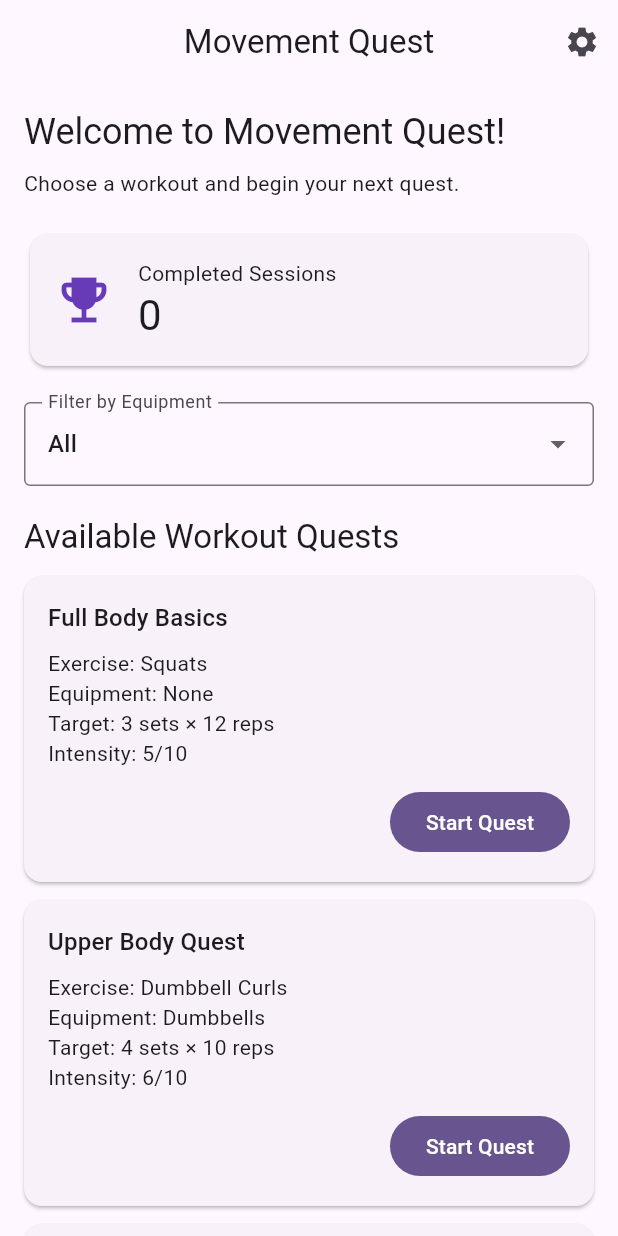
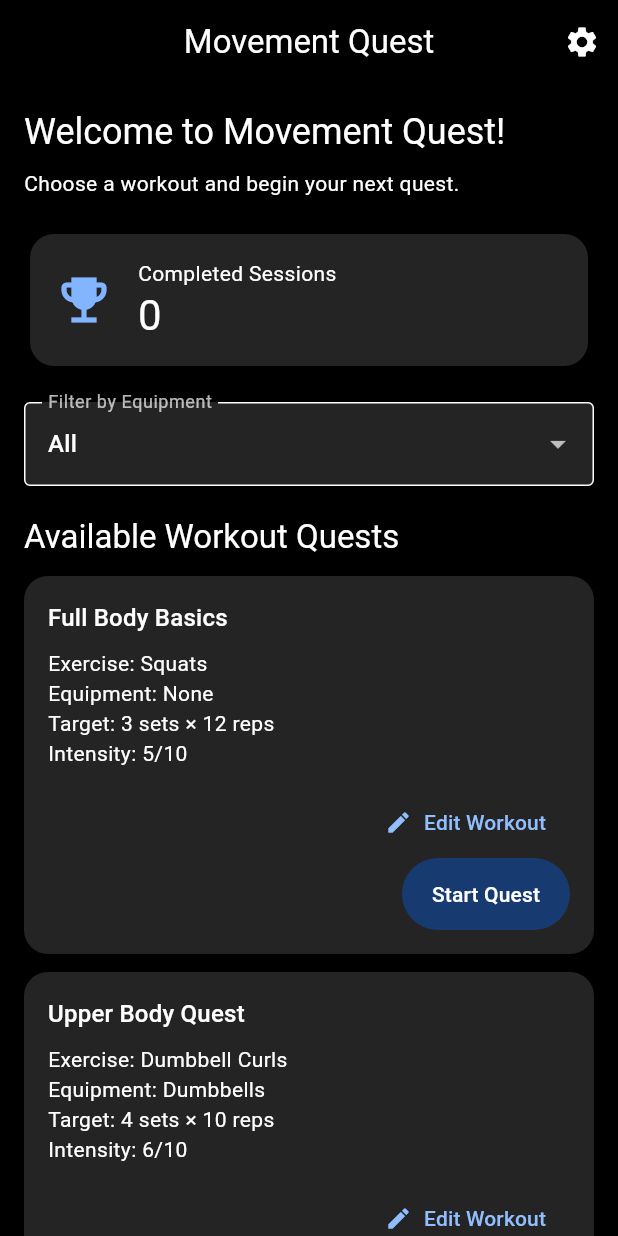
Before and after one commit to ma1gnan/MovementQuest_Project1, a Flutter app: the screen it shows after launch, on a phone screen of 412 x 824 dp. Run offline on Flutter 3.47's test engine with Material 3 defaults, Android fonts, the light colour scheme and no system bars.

Commit message:
Create new workout page

```diff
--- a/lib/main.dart
+++ b/lib/main.dart
@@ -1,44 +1,98 @@
 import 'package:flutter/material.dart';
+
+import 'models/workout_plan.dart';
+import 'screens/workout_form_screen.dart';
 
 void main() {
   runApp(const MovementQuestApp());
 }
 
 // Main application shell
+
 class MovementQuestApp extends StatelessWidget {
   const MovementQuestApp({super.key});
 
   @override
   Widget build(BuildContext context) {
+    const darkBlue = Color(0xFF173B70);
+    const darkGrey = Color(0xFF242424);
+
     return MaterialApp(
       title: 'Movement Quest',
       debugShowCheckedModeBanner: false,
       theme: ThemeData(
-        colorScheme: ColorScheme.fromSeed(seedColor: Colors.deepPurple),
         useMaterial3: true,
+        brightness: Brightness.dark,
+
+        colorScheme: const ColorScheme.dark(
+          primary: darkBlue,
+          onPrimary: Colors.white,
+          secondary: Color(0xFF82B4FF),
+          surface: Colors.black,
+          onSurface: Colors.white,
+        ),
+
+        scaffoldBackgroundColor: Colors.black,
+        canvasColor: Colors.black,
+        cardColor: darkGrey,
+
+        appBarTheme: const AppBarTheme(
+          backgroundColor: Colors.black,
+          foregroundColor: Colors.white,
+          centerTitle: true,
+        ),
+
+        cardTheme: CardThemeData(
+          color: darkGrey,
+          elevation: 0,
+          shape: RoundedRectangleBorder(
+            borderRadius: BorderRadius.circular(16),
+          ),
+        ),
+
+        filledButtonTheme: FilledButtonThemeData(
+          style: FilledButton.styleFrom(
+            backgroundColor: darkBlue,
+            foregroundColor: Colors.white,
+            padding: const EdgeInsets.symmetric(horizontal: 20, vertical: 14),
+          ),
+        ),
+
+        elevatedButtonTheme: ElevatedButtonThemeData(
+          style: ElevatedButton.styleFrom(
+            backgroundColor: darkBlue,
+            foregroundColor: Colors.white,
+            padding: const EdgeInsets.symmetric(horizontal: 20, vertical: 14),
+          ),
+        ),
+
+        textButtonTheme: TextButtonThemeData(
+          style: TextButton.styleFrom(foregroundColor: const Color(0xFF91BEFF)),
+        ),
+
+        outlinedButtonTheme: OutlinedButtonThemeData(
+          style: OutlinedButton.styleFrom(
+            foregroundColor: Colors.white,
+            side: const BorderSide(color: Color(0xFF5579AD)),
+          ),
+        ),
+
+        inputDecorationTheme: InputDecorationThemeData(
+          filled: true,
+          fillColor: darkGrey,
+          labelStyle: const TextStyle(color: Colors.white70),
+          border: OutlineInputBorder(borderRadius: BorderRadius.circular(12)),
+        ),
+
+        sliderTheme: const SliderThemeData(
+          activeTrackColor: Color(0xFF82B4FF),
+          thumbColor: Color(0xFF82B4FF),
+          inactiveTrackColor: Color(0xFF555555),
+        ),
       ),
       home: const WorkoutDashboard(),
     );
   }
-}
-
-// Sample workout data
-class WorkoutPlan {
-  final String name;
-  final String exercise;
-  final String equipment;
-  final int sets;
-  final int reps;
-  final int intensity;
-
-  const WorkoutPlan({
-    required this.name,
-    required this.exercise,
-    required this.equipment,
-    required this.sets,
-    required this.reps,
-    required this.intensity,
-  });
 }
 
 // Dashboard with changing filter state
@@ -52,7 +106,7 @@ class WorkoutDashboard extends StatefulWidget {
 class _WorkoutDashboardState extends State<WorkoutDashboard> {
   String selectedEquipment = 'All';
 
-  final List<WorkoutPlan> workouts = const [
+  final List<WorkoutPlan> workouts = [
     WorkoutPlan(
       name: 'Full Body Basics',
       exercise: 'Squats',
@@ -85,6 +139,39 @@ class _WorkoutDashboardState extends State<WorkoutDashboard> {
   void showComingSoon(String feature) {
     ScaffoldMessenger.of(context)
         .showSnackBar(SnackBar(content: Text('$feature will be added next.')));
+  }
+
+  Future<void> _openWorkoutForm({WorkoutPlan? existingPlan}) async {
+    final result = await Navigator.push<WorkoutPlan>(
+      context,
+      MaterialPageRoute(
+        builder: (context) => WorkoutFormScreen(existingPlan: existingPlan),
+      ),
+    );
+
+    if (!mounted || result == null) return;
+
+    setState(() {
+      if (existingPlan == null) {
+        workouts.add(result);
+      } else {
+        final index = workouts.indexOf(existingPlan);
+
+        if (index != -1) {
+          workouts[index] = result;
+        }
+      }
+    });
+
+    ScaffoldMessenger.of(context).showSnackBar(
+      SnackBar(
+        content: Text(
+          existingPlan == null
+              ? 'Workout created successfully!'
+              : 'Workout updated successfully!',
+        ),
+      ),
+    );
   }
 
   @override
@@ -126,7 +213,7 @@ class _WorkoutDashboardState extends State<WorkoutDashboard> {
                   const Icon(
                     Icons.emoji_events,
                     size: 40,
-                    color: Colors.deepPurple,
+                    color: Color(0xFF82B4FF),
                   ),
                   const SizedBox(width: 16),
                   Column(
@@ -192,13 +279,14 @@ class _WorkoutDashboardState extends State<WorkoutDashboard> {
             (workout) => WorkoutCard(
               workout: workout,
               onStart: () => showComingSoon('${workout.name} workout tracking'),
+              onEdit: () => _openWorkoutForm(existingPlan: workout),
             ),
           ),
 
           const SizedBox(height: 20),
 
           ElevatedButton.icon(
-            onPressed: () => showComingSoon('Create Workout'),
+            onPressed: () => _openWorkoutForm(),
             icon: const Icon(Icons.add),
             label: const Text('Create New Workout'),
           ),
@@ -214,12 +302,17 @@ class _WorkoutDashboardState extends State<WorkoutDashboard> {
   }
 }
 
-// Reusable stateless display widget
 class WorkoutCard extends StatelessWidget {
   final WorkoutPlan workout;
   final VoidCallback onStart;
+  final VoidCallback onEdit;
 
-  const WorkoutCard({super.key, required this.workout, required this.onStart});
+  const WorkoutCard({
+    super.key,
+    required this.workout,
+    required this.onStart,
+    required this.onEdit,
+  });
 
   @override
   Widget build(BuildContext context) {
@@ -240,16 +333,28 @@ class WorkoutCard extends StatelessWidget {
             ),
             Text('Intensity: ${workout.intensity}/10'),
             const SizedBox(height: 12),
+
+            Row(
+              mainAxisAlignment: MainAxisAlignment.end,
+              children: [
+                TextButton.icon(
+                  onPressed: onEdit,
+                  icon: const Icon(Icons.edit),
+                  label: const Text('Edit Workout'),
+                ),
+              ],
+            ),
+
             Align(
               alignment: Alignment.centerRight,
               child: FilledButton(
                 onPressed: onStart,
                 child: const Text('Start Quest'),
-              ),
-            ),
+              ), //Filled Button
+            ), //Align
           ],
-        ),
-      ),
-    );
+        ), //Column
+      ), //Padding
+    ); // Card
   }
 }
--- /dev/null
+++ b/lib/models/workout_plan.dart
@@ -0,0 +1,17 @@
+class WorkoutPlan {
+  final String name;
+  final String exercise;
+  final String equipment;
+  final int sets;
+  final int reps;
+  final int intensity;
+
+  const WorkoutPlan({
+    required this.name,
+    required this.exercise,
+    required this.equipment,
+    required this.sets,
+    required this.reps,
+    required this.intensity,
+  });
+}
```
Also changed, not shown: lib/screens/workout_form_screen.dart (added, +179 -0 lines).
